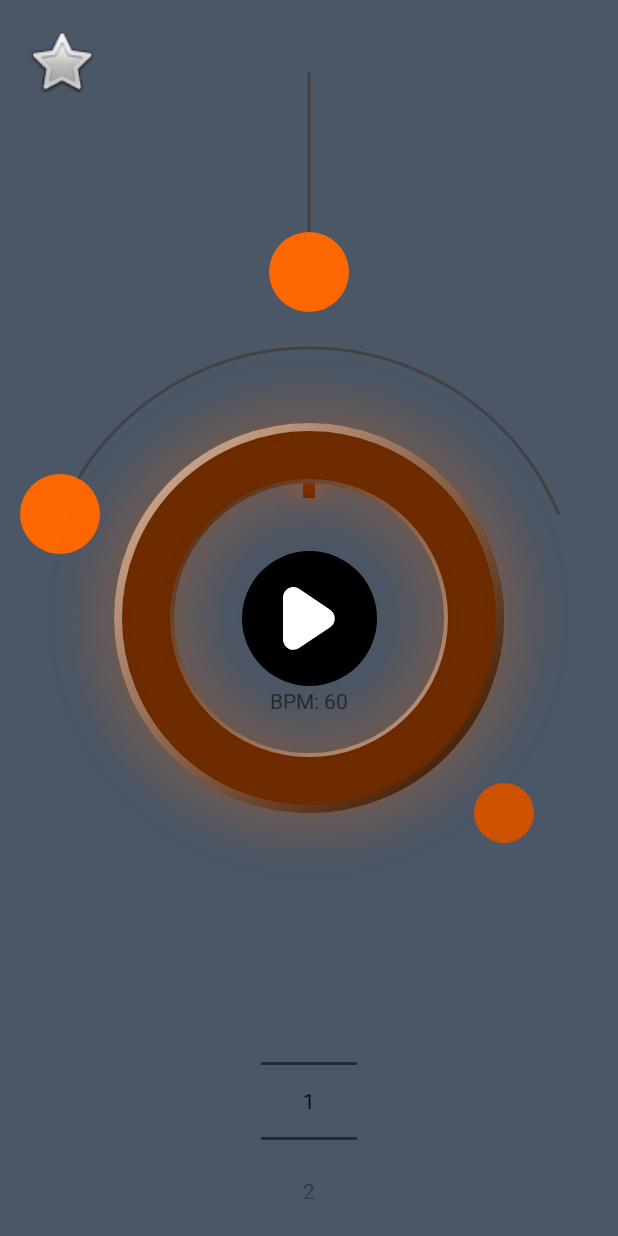
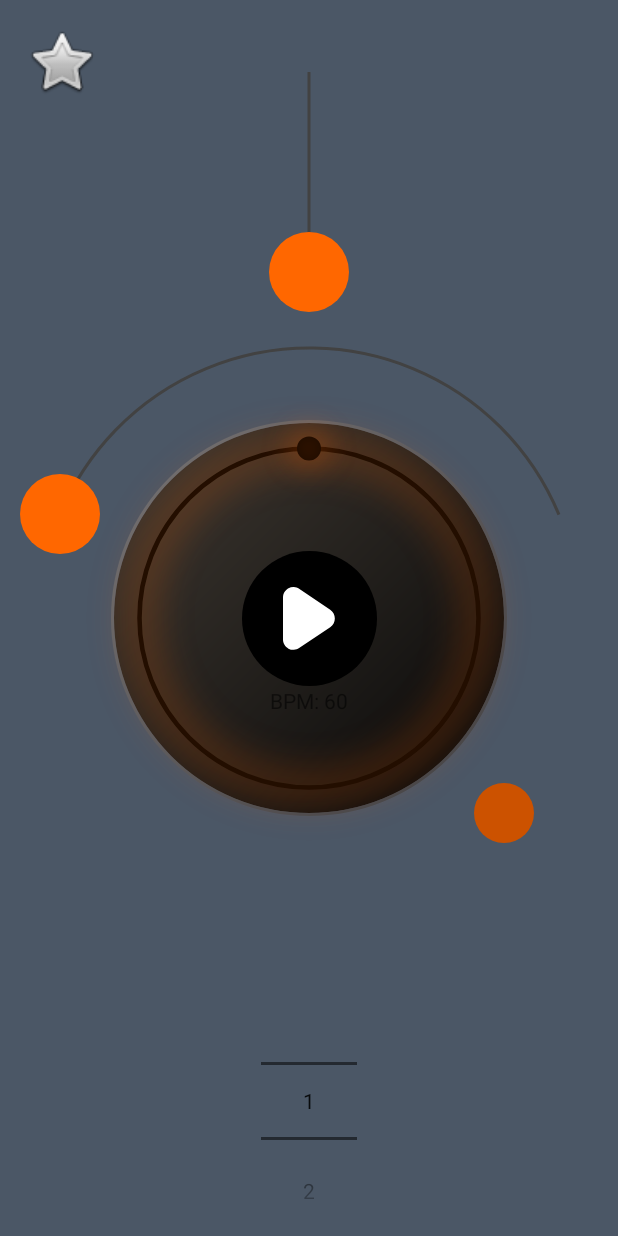
Before and after one commit to RusseLL-One/Synthronome, an Android app: the screen it shows after launch (StartActivity), on a phone screen of 412 x 824 dp. Run offline under Robolectric (Android 15) with nearby library versions, the phone set to English and light mode, and no system bars; 12 statements that could not run were skipped.

Commit message:
Rotary knob redesign

```diff
--- a/app/src/main/java/com/one/russell/metroman_20/presentation/views/rotary_knob/GlowingDashDrawable.kt
+++ /dev/null
@@ -1,55 +0,0 @@
-package com.one.russell.metroman_20.presentation.views.rotary_knob
-
-import android.graphics.*
-import androidx.annotation.ColorInt
-import com.one.russell.metroman_20.presentation.views.utils.createGlowPaint
-import com.one.russell.metroman_20.presentation.views.utils.createPaint
-import com.one.russell.metroman_20.toPx
-
-class GlowingDashDrawable {
-    private var centerX: Float = 0f
-    private var centerY: Float = 0f
-
-    private val dashOffset: Float = 25.toPx()
-    private val dashHeight: Float = 25.toPx()
-
-    private var dashPaint: Paint? = null
-    private var glowPaint: Paint? = null
-
-    private var glowIntense: Float = 1f
-
-    fun init(centerX: Float, centerY: Float, @ColorInt initColor: Int) {
-        this.centerX = centerX
-        this.centerY = centerY
-
-        dashPaint = createPaint(initColor, DASH_BRIGHTNESS, DASH_THICKNESS)
-        glowPaint = createGlowPaint(initColor, DASH_THICKNESS, GLOW_RADIUS, glowIntense)
-    }
-
-    fun setGlowIntense(intense: Float) {
-        glowIntense = intense
-        glowPaint?.alpha = (intense * 255).toInt()
-    }
-
-    fun draw(canvas: Canvas) {
-        dashPaint?.drawDash(canvas)
-        glowPaint?.drawDash(canvas)
-    }
-
-    private fun Paint.drawDash(canvas: Canvas) {
-        canvas.drawLine(
-            centerX,
-            dashOffset,
-            centerX,
-            dashOffset + dashHeight,
-            this
-        )
-    }
-
-    companion object {
-        private const val DASH_THICKNESS = 12f
-        private const val GLOW_RADIUS = 20f
-
-        private const val DASH_BRIGHTNESS = 0.3f
-    }
-}
--- /dev/null
+++ b/app/src/main/java/com/one/russell/metroman_20/presentation/views/rotary_knob/GlowingPointerDrawable.kt
@@ -0,0 +1,61 @@
+package com.one.russell.metroman_20.presentation.views.rotary_knob
+
+import android.graphics.*
+import androidx.annotation.ColorInt
+import androidx.core.graphics.withTranslation
+import com.one.russell.metroman_20.presentation.views.utils.GradientOrientation
+import com.one.russell.metroman_20.presentation.views.utils.createGlowPaint
+import com.one.russell.metroman_20.presentation.views.utils.createGradientPaint
+import com.one.russell.metroman_20.toPx
+
+class GlowingPointerDrawable {
+    private val pointerOffset: Float = 17.toPx()
+    private val pointerStrokeWidth: Float = 2.toPx()
+    private val pointerRadius: Float = 7.toPx()
+    private val glowRadius = 15.toPx()
+
+    private var pointerPaint: Paint? = null
+    private var pointerStrokePaint: Paint? = null
+    private var glowPaint: Paint? = null
+
+    private var glowIntense: Float = 1f
+
+    fun init(@ColorInt initColor: Int) {
+        pointerPaint = createGradientPaint(
+            gradientOrientation = GradientOrientation.RIGHT_LEFT,
+            width = pointerRadius * 2,
+            height = pointerRadius * 2,
+            startColor = Color.parseColor("#FFA959"),
+            endColor = Color.parseColor("#D35746"),
+            alpha = 1f,
+            style = Paint.Style.FILL
+        )
+        pointerStrokePaint = createGradientPaint(
+            gradientOrientation = GradientOrientation.TOP_BOTTOM,
+            width = pointerRadius * 2,
+            height = pointerRadius * 2,
+            startColor = Color.parseColor("#FFA959"),
+            endColor = Color.parseColor("#D35746"),
+            alpha = 1f,
+            strokeWidth = pointerStrokeWidth
+        )
+        glowPaint = createGlowPaint(initColor, pointerStrokeWidth, glowRadius, glowIntense)
+    }
+
+    fun setGlowIntense(intense: Float) {
+        glowIntense = intense
+        glowPaint?.alpha = (intense * 255).toInt()
+    }
+
+    fun draw(canvas: Canvas) {
+        pointerPaint?.drawPointer(canvas)
+        pointerStrokePaint?.drawPointer(canvas)
+        glowPaint?.drawPointer(canvas)
+    }
+
+    private fun Paint.drawPointer(canvas: Canvas) {
+        canvas.withTranslation(canvas.width.toFloat() / 2 - pointerRadius, pointerOffset - pointerRadius) {
+            canvas.drawOval(0f, 0f, pointerRadius * 2, pointerRadius * 2, this@drawPointer)
+        }
+    }
+}
--- a/app/src/main/java/com/one/russell/metroman_20/presentation/views/rotary_knob/GlowingRingDrawable.kt
+++ b/app/src/main/java/com/one/russell/metroman_20/presentation/views/rotary_knob/GlowingRingDrawable.kt
@@ -4,63 +4,38 @@ import android.graphics.Canvas
 import android.graphics.Color
 import android.graphics.Paint
 import androidx.annotation.ColorInt
-import com.one.russell.metroman_20.presentation.views.utils.createBevelPaint
-import com.one.russell.metroman_20.presentation.views.utils.createGlowPaint
-import com.one.russell.metroman_20.presentation.views.utils.createPaint
+import com.one.russell.metroman_20.presentation.views.utils.*
+import com.one.russell.metroman_20.toPx
 
 class GlowingRingDrawable {
-    private var centerX: Float = 0f
-    private var centerY: Float = 0f
 
-    private val radius: Float
-        get() = centerX - RING_THICKNESS_PX / 2
-    private val innerBevelRadius: Float
-        get() = radius - RING_THICKNESS_PX / 2 + INNER_BEVEL_THICKNESS_PX / 2
-    private val outerBevelRadius: Float
-        get() = radius + RING_THICKNESS_PX / 2 - OUTER_BEVEL_THICKNESS_PX / 2
+    private val ringThickness = 3.toPx()
+    private val glowRadius = 20.toPx()
+    private val offsetWidth = 17.toPx()
 
     private var ringPaint: Paint? = null
-    private var innerBevelPaint: Paint? = null
-    private var outerBevelPaint: Paint? = null
     private var glowPaint: Paint? = null
 
     private var glowIntense: Float = 1f
 
-    fun init(centerX: Float, centerY: Float, @ColorInt initColor: Int) {
-        this.centerX = centerX
-        this.centerY = centerY
-
-        initPaints(initColor)
+    fun init(width: Int, height: Int, @ColorInt initColor: Int) {
+        initPaints(width, height, initColor)
     }
 
-    private fun initPaints(@ColorInt initColor: Int) {
-        ringPaint = createPaint(
-            color = initColor,
-            brightness = RING_BRIGHTNESS,
-            strokeThickness = RING_THICKNESS_PX
-        )
-        innerBevelPaint = createBevelPaint(
-            centerX = centerX,
-            centerY = centerY,
-            radius = radius,
-            alpha = BEVEL_ALPHA,
-            startColor = Color.BLACK,
-            strokeThickness = INNER_BEVEL_THICKNESS_PX,
-            endColor = Color.WHITE
-        )
-        outerBevelPaint = createBevelPaint(
-            centerX = centerX,
-            centerY = centerY,
-            radius = radius,
-            alpha = BEVEL_ALPHA,
-            startColor = Color.WHITE,
-            strokeThickness = OUTER_BEVEL_THICKNESS_PX,
-            endColor = Color.BLACK
+    private fun initPaints(width: Int, height: Int, @ColorInt initColor: Int) {
+        ringPaint = createGradientPaint(
+            gradientOrientation = GradientOrientation.LEFT_RIGHT,
+            width = width.toFloat(),
+            height = height.toFloat(),
+            startColor = Color.parseColor("#D35746"),
+            endColor = Color.parseColor("#FFA959"),
+            alpha = 1f,
+            strokeWidth = ringThickness,
         )
         glowPaint = createGlowPaint(
             color = initColor,
-            thickness = RING_THICKNESS_PX,
-            glowRadius = GLOW_RADIUS,
+            thickness = ringThickness,
+            glowRadius = glowRadius,
             glowIntense = glowIntense
         )
     }
@@ -71,27 +46,17 @@ class GlowingRingDrawable {
     }
 
     fun draw(canvas: Canvas) {
-        ringPaint?.drawRing(canvas, radius)
-        innerBevelPaint?.drawRing(canvas, innerBevelRadius)
-        outerBevelPaint?.drawRing(canvas, outerBevelRadius)
-        glowPaint?.drawRing(canvas, radius)
+        ringPaint?.drawRing(canvas)
+        glowPaint?.drawRing(canvas)
     }
 
-    private fun Paint.drawRing(canvas: Canvas, radius: Float) {
-        canvas.drawCircle(
-            centerX,
-            centerY,
-            radius,
+    private fun Paint.drawRing(canvas: Canvas) {
+        canvas.drawOval(
+            offsetWidth,
+            offsetWidth,
+            canvas.width.toFloat() - offsetWidth,
+            canvas.height.toFloat() - offsetWidth,
             this
         )
     }
-
-    companion object {
-        private const val RING_THICKNESS_PX = 60f
-        private const val GLOW_RADIUS = 40f
-        private const val OUTER_BEVEL_THICKNESS_PX = 8f
-        private const val INNER_BEVEL_THICKNESS_PX = 4f
-        private const val BEVEL_ALPHA = 0.7f
-        private const val RING_BRIGHTNESS = 0.3f
-    }
 }
--- a/app/src/main/java/com/one/russell/metroman_20/presentation/views/rotary_knob/RotaryKnobView.kt
+++ b/app/src/main/java/com/one/russell/metroman_20/presentation/views/rotary_knob/RotaryKnobView.kt
@@ -21,7 +21,7 @@ class RotaryKnobView @JvmOverloads constructor(
 
     private val primaryColor: Int = ContextCompat.getColor(context, R.color.primary)
 
-    private var dashDrawable = GlowingDashDrawable()
+    private var dashDrawable = GlowingPointerDrawable()
     private var ringDrawable = GlowingRingDrawable()
 
     private var glowIntense: Float = 0f
@@ -40,14 +40,15 @@ class RotaryKnobView @JvmOverloads constructor(
         }
 
     init {
+        setBackgroundResource(R.drawable.bg_bordered_gradient_circle)
         doOnLayout {
             initDrawables()
         }
     }
 
     private fun initDrawables() {
-        dashDrawable.init(centerX, centerY, primaryColor)
-        ringDrawable.init(centerX, centerY, primaryColor)
+        dashDrawable.init(primaryColor)
+        ringDrawable.init(width, height, primaryColor)
     }
 
     fun setGlowIntense(bpm: Int) {
@@ -65,11 +66,11 @@ class RotaryKnobView @JvmOverloads constructor(
     }
 
     override fun onDraw(canvas: Canvas) {
+        ringDrawable.draw(canvas)
+
         canvas.withRotation(degrees = currentDegrees, pivotX = centerX, pivotY = centerY) {
             dashDrawable.draw(canvas)
         }
-
-        ringDrawable.draw(canvas)
 
         super.onDraw(canvas)
     }
--- a/app/src/main/java/com/one/russell/metroman_20/presentation/views/utils/ViewUtils.kt
+++ b/app/src/main/java/com/one/russell/metroman_20/presentation/views/utils/ViewUtils.kt
@@ -54,6 +54,47 @@ fun createBevelPaint(
     this.style = style
 }
 
+fun createGradientPaint(
+    gradientOrientation: GradientOrientation,
+    width: Float,
+    height: Float,
+    @ColorInt startColor: Int,
+    @ColorInt endColor: Int,
+    @FloatRange(from = 0.0, to = 1.0) alpha: Float,
+    style: Paint.Style = Paint.Style.STROKE,
+    strokeWidth: Float = 0f
+) = Paint().apply {
+    this.isAntiAlias = true
+    this.shader = createLinearGradient(gradientOrientation, width, height, startColor, endColor)
+    this.alpha = (alpha * 255).toInt()
+    this.style = style
+    this.strokeWidth = strokeWidth
+}
+
+fun createLinearGradient(
+    gradientOrientation: GradientOrientation,
+    width: Float,
+    height: Float,
+    @ColorInt startColor: Int,
+    @ColorInt endColor: Int
+): LinearGradient {
+    val x0: Float
+    val y0: Float
+    val x1: Float
+    val y1: Float
+    when (gradientOrientation) {
+        TOP_BOTTOM -> { x0 = 0f; y0 = 0f; x1 = 0f; y1 = height }
+        TR_BL -> { x0 = width; y0 = 0f; x1 = 0f; y1 = height }
+        RIGHT_LEFT -> { x0 = width; y0 = 0f; x1 = 0f; y1 = 0f }
+        BR_TL -> { x0 = width; y0 = height; x1 = 0f; y1 = 0f }
+        BOTTOM_TOP -> { x0 = 0f; y0 = height; x1 = 0f; y1 = 0f }
+        BL_TR -> { x0 = 0f; y0 = 0f; x1 = width; y1 = height }
+        LEFT_RIGHT -> { x0 = 0f; y0 = 0f; x1 = width; y1 = 0f }
+        TL_BR -> { x0 = 0f; y0 = 0f; x1 = width; y1 = height }
+    }
+    return LinearGradient(x0, y0, x1, y1, startColor, endColor, Shader.TileMode.CLAMP)
+}
+
 fun createPaint(
     @ColorInt color: Int,
     @FloatRange(from = 0.0, to = 1.0) brightness: Float,
--- /dev/null
+++ b/app/src/main/res/drawable/bg_bordered_gradient_circle.xml
@@ -0,0 +1,29 @@
+<?xml version="1.0" encoding="utf-8"?>
+<layer-list>
+    <item>
+        <shape xmlns:android="http://schemas.android.com/apk/res/android"
+            android:shape="oval"
+            android:useLevel="false">
+
+            <gradient
+                android:endColor="#403A33"
+                android:startColor="#060606"
+                android:angle="135"
+                android:type="linear" />
+        </shape>
+    </item>
+    <item>
+        <shape xmlns:android="http://schemas.android.com/apk/res/android"
+            android:shape="ring"
+            android:innerRadiusRatio="2"
+            android:thickness="2dp"
+            android:useLevel="false">
+
+            <gradient
+                android:endColor="#99888888"
+                android:startColor="#992B2D2F"
+                android:angle="135"
+                android:type="linear" />
+        </shape>
+    </item>
+</layer-list>
```
